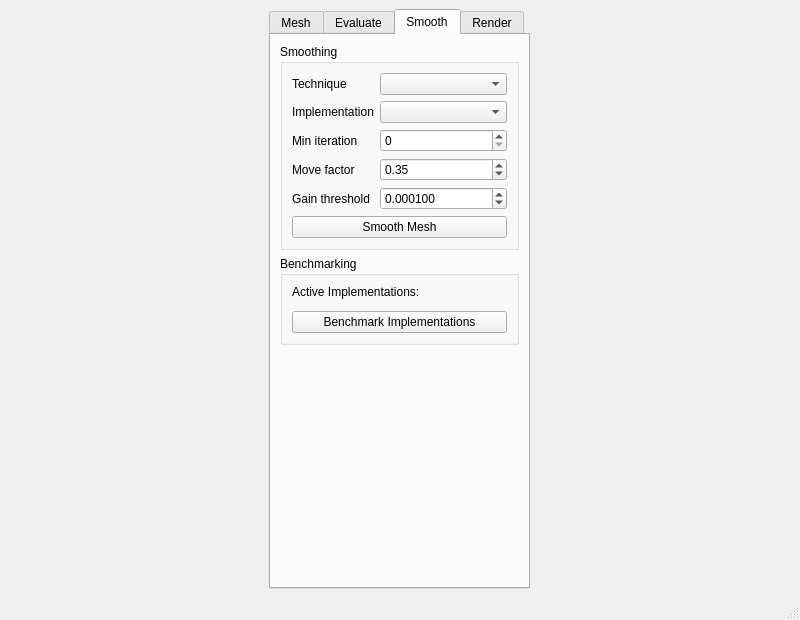
The window that UserInterface/MainWindow.ui (wibus/GpuMesh) describes before a commit, drawn with Qt 5.
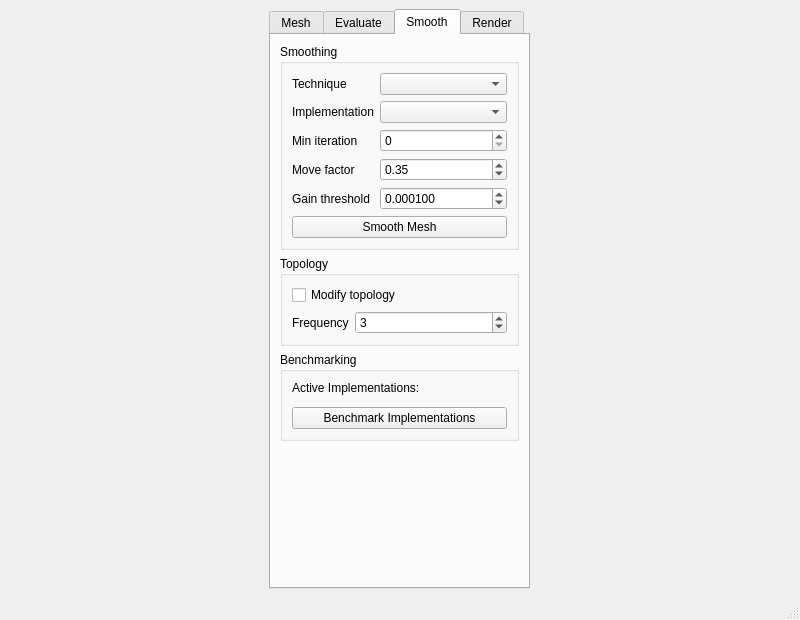
The same window after the commit. The open tabs and pages were chosen to show the change.

```diff
--- a/UserInterface/MainWindow.ui
+++ b/UserInterface/MainWindow.ui
@@ -375,6 +375,42 @@
           </layout>
          </widget>
         </item>
+        <item>
+         <widget class="QGroupBox" name="topologyGroup">
+          <property name="title">
+           <string>Topology</string>
+          </property>
+          <layout class="QFormLayout" name="formLayout_6">
+           <item row="0" column="0" colspan="2">
+            <widget class="QCheckBox" name="modifyTopologyCheck">
+             <property name="text">
+              <string>Modify topology</string>
+             </property>
+            </widget>
+           </item>
+           <item row="1" column="0">
+            <widget class="QLabel" name="topoFrequencyLabel">
+             <property name="text">
+              <string>Frequency</string>
+             </property>
+            </widget>
+           </item>
+           <item row="1" column="1">
+            <widget class="QSpinBox" name="topoFrequencySpin">
+             <property name="minimum">
+              <number>1</number>
+             </property>
+             <property name="maximum">
+              <number>100</number>
+             </property>
+             <property name="value">
+              <number>3</number>
+             </property>
+            </widget>
+           </item>
+          </layout>
+         </widget>
+        </item>
         <item>
          <widget class="QGroupBox" name="smoothBenchmarkGroup">
           <property name="title">
```
Left out of the diff: 2 changed lines with no effect on the pictures.
